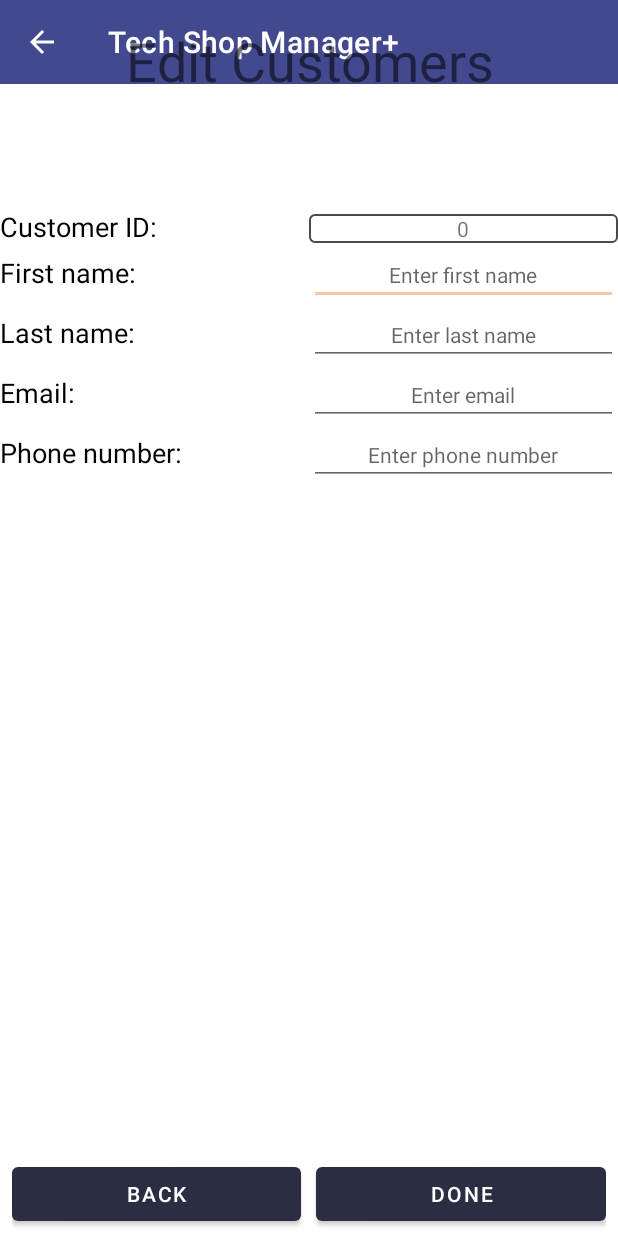
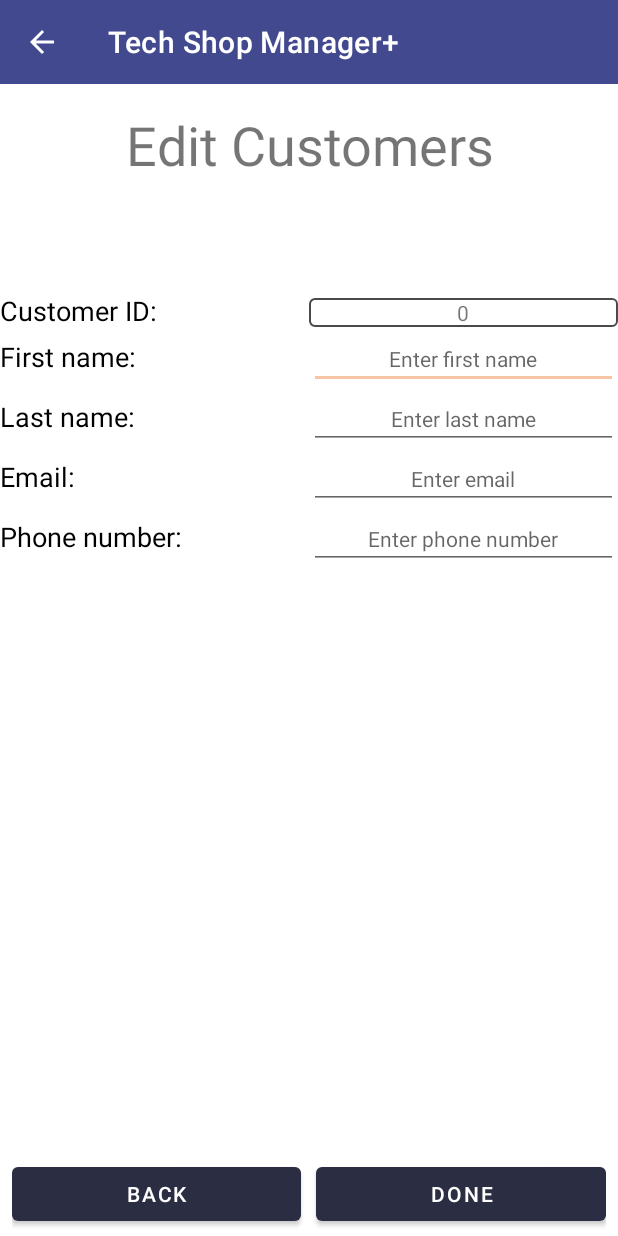
Before and after one commit to hassambitw/shop-manager-android-application, an Android app: the editCustomer_activity screen opened directly, with no data from a screen before it, on a phone screen of 412 x 824 dp. Run offline under Robolectric (Android 15) with nearby library versions, the phone set to English and light mode, and no system bars.

Commit message:
fixed issue with customer views and toolbar

```diff
--- a/app/src/main/res/layout/activity_add_customer.xml
+++ b/app/src/main/res/layout/activity_add_customer.xml
@@ -18,7 +18,8 @@
         android:id="@+id/heading"
         android:layout_width="match_parent"
         android:layout_height="wrap_content"
-        android:layout_alignParentTop="true">
+        android:layout_below="@id/toolbar4"
+        android:layout_alignParentTop="false">
 
         <TextView
             android:layout_width="match_parent"
--- a/app/src/main/res/layout/activity_edit_customer.xml
+++ b/app/src/main/res/layout/activity_edit_customer.xml
@@ -19,10 +19,9 @@
         android:id="@+id/heading"
         android:layout_width="match_parent"
         android:layout_height="wrap_content"
-        android:layout_alignParentTop="true"
-        android:padding="16dp"
         android:layout_below="@+id/toolbar9"
-        >
+        android:layout_alignParentTop="false"
+        android:padding="16dp">
 
         <TextView
             android:layout_width="match_parent"
@@ -31,8 +30,7 @@
             android:gravity="center"
             android:paddingBottom="8dp"
             android:text="@string/editCustHeading"
-            android:textSize="36sp"
-            />
+            android:textSize="36sp" />
 
     </LinearLayout>
 
```
